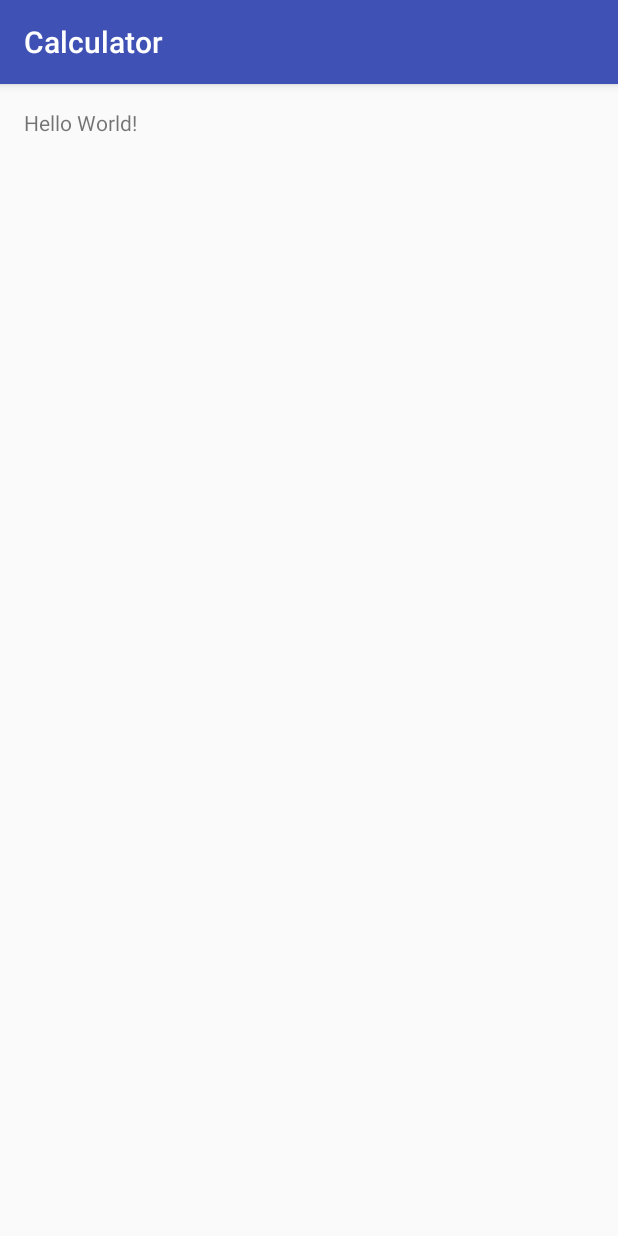
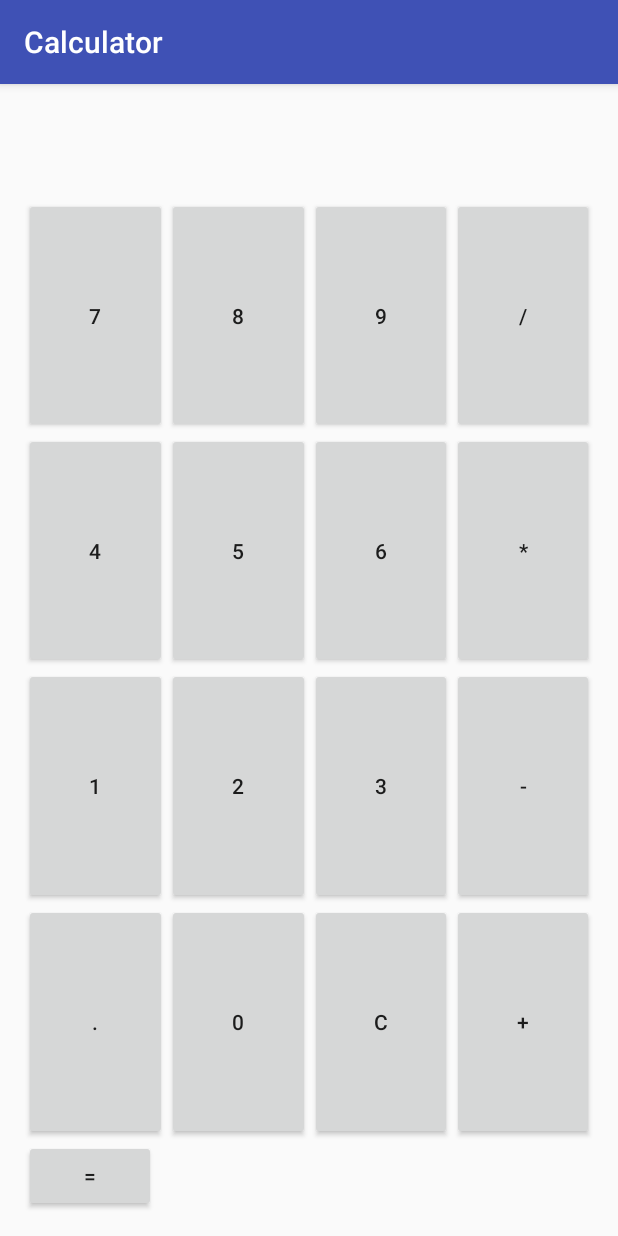
Before and after one commit to mehmetsirintadik/Calculator, an Android app: the screen it shows after launch (MainActivity), on a phone screen of 412 x 824 dp. Run offline under Robolectric (Android 15) with nearby library versions, the phone set to English and light mode, and no system bars.

Commit message:
creating xml layout for calculator

```diff
--- a/app/src/main/res/layout/activity_main.xml
+++ b/app/src/main/res/layout/activity_main.xml
@@ -8,10 +8,175 @@
     android:paddingLeft="@dimen/activity_horizontal_margin"
     android:paddingRight="@dimen/activity_horizontal_margin"
     android:paddingTop="@dimen/activity_vertical_margin"
-    tools:context="mehmet.com.calculator.MainActivity">
+    tools:context="mehmet.com.masterapplication.MainActivity">
 
-    <TextView
-        android:layout_width="wrap_content"
-        android:layout_height="wrap_content"
-        android:text="Hello World!" />
+    <LinearLayout
+        android:layout_width="match_parent"
+        android:layout_height="match_parent"
+        android:orientation="vertical"
+        android:layout_alignParentTop="true"
+        android:layout_alignParentLeft="true"
+        android:layout_alignParentStart="true" >
+        <TextView
+            android:id="@+id/textScreen"
+            android:layout_width="match_parent"
+            android:layout_height="wrap_content"
+            android:gravity="right|center_vertical"
+            android:maxLength="16"
+            android:padding="10dp"
+            android:textAppearance="?android:attr/textAppearanceLarge"
+            android:textSize="30sp"
+            android:typeface="serif"
+            android:layout_alignParentTop="true"
+            android:layout_centerHorizontal="true"
+            />
+
+        <LinearLayout
+            android:layout_width="match_parent"
+            android:layout_height="0dp"
+            android:layout_weight="1"
+            android:layout_gravity="right">
+
+            <Button
+                android:id="@+id/btnSeven"
+                android:text="7"
+                android:layout_width="match_parent"
+                android:layout_height="match_parent"
+                android:layout_weight="1"
+                />
+            <Button
+                android:id="@+id/btnEight"
+                android:text="8"
+                android:layout_width="match_parent"
+                android:layout_height="match_parent"
+                android:layout_weight="1"/>
+            <Button
+                android:id="@+id/btnNine"
+                android:text="9"
+                android:layout_width="match_parent"
+                android:layout_height="match_parent"
+                android:layout_weight="1"/>
+            <Button
+                android:id="@+id/btnDivide"
+                android:text="/"
+                android:layout_width="match_parent"
+                android:layout_height="match_parent"
+                android:layout_weight="1"/>
+
+
+        </LinearLayout>
+
+        <LinearLayout
+            android:layout_width="match_parent"
+            android:layout_height="0dp"
+            android:layout_weight="1"
+            android:layout_gravity=""
+            android:orientation="horizontal">
+            <Button
+                android:id="@+id/btnFour"
+                android:text="4"
+                android:layout_width="match_parent"
+                android:layout_height="match_parent"
+                android:layout_weight="1"
+                />
+            <Button
+                android:id="@+id/btnFive"
+                android:text="5"
+                android:layout_width="match_parent"
+                android:layout_height="match_parent"
+                android:layout_weight="1"/>
+            <Button
+                android:id="@+id/btnSix"
+                android:text="6"
+                android:layout_width="match_parent"
+                android:layout_height="match_parent"
+                android:layout_weight="1"/>
+            <Button
+                android:id="@+id/btnMultiply"
+                android:text="*"
+                android:layout_width="match_parent"
+                android:layout_height="match_parent"
+                android:layout_weight="1"/>
+
+        </LinearLayout>
+
+        <LinearLayout
+            android:layout_width="match_parent"
+            android:layout_height="0dp"
+            android:layout_weight="1"
+            android:layout_gravity=""
+            android:orientation="horizontal">
+            <Button
+                android:id="@+id/btnOne"
+                android:text="1"
+                android:layout_width="match_parent"
+                android:layout_height="match_parent"
+                android:layout_weight="1"
+                />
+            <Button
+                android:id="@+id/btnTwo"
+                android:text="2"
+                android:layout_width="match_parent"
+                android:layout_height="match_parent"
+                android:layout_weight="1"/>
+            <Button
+                android:id="@+id/btnThree"
+                android:text="3"
+                android:layout_width="match_parent"
+                android:layout_height="match_parent"
+                android:layout_weight="1"/>
+            <Button
+                android:id="@+id/btnSubTrack"
+                android:text="-"
+                android:layout_width="match_parent"
+                android:layout_height="match_parent"
+                android:layout_weight="1"/>
+
+        </LinearLayout>
+
+        <LinearLayout
+            android:layout_width="match_parent"
+            android:layout_height="0dp"
+            android:layout_weight="1"
+            android:layout_gravity=""
+            android:orientation="horizontal">
+            <Button
+                android:id="@+id/btnDot"
+                android:text="."
+                android:layout_width="match_parent"
+                android:layout_height="match_parent"
+                android:layout_weight="1"
+                />
+            <Button
+                android:id="@+id/btnZero"
+                android:text="0"
+                android:layout_width="match_parent"
+                android:layout_height="match_parent"
+                android:layout_weight="1"/>
+            <Button
+                android:id="@+id/btnClear"
+                android:text="C"
+                android:layout_width="match_parent"
+                android:layout_height="match_parent"
+                android:layout_weight="1"/>
+            <Button
+                android:id="@+id/btnAdd"
+                android:text="+"
+                android:layout_width="match_parent"
+                android:layout_height="match_parent"
+                android:layout_weight="1"/>
+
+        </LinearLayout>
+
+        <Button
+            android:id="@+id/btnEqual"
+            android:text="="
+            android:layout_width="wrap_content"
+            android:layout_height="wrap_content" />
+
+
+
+    </LinearLayout>
+
+
 </RelativeLayout>
```
